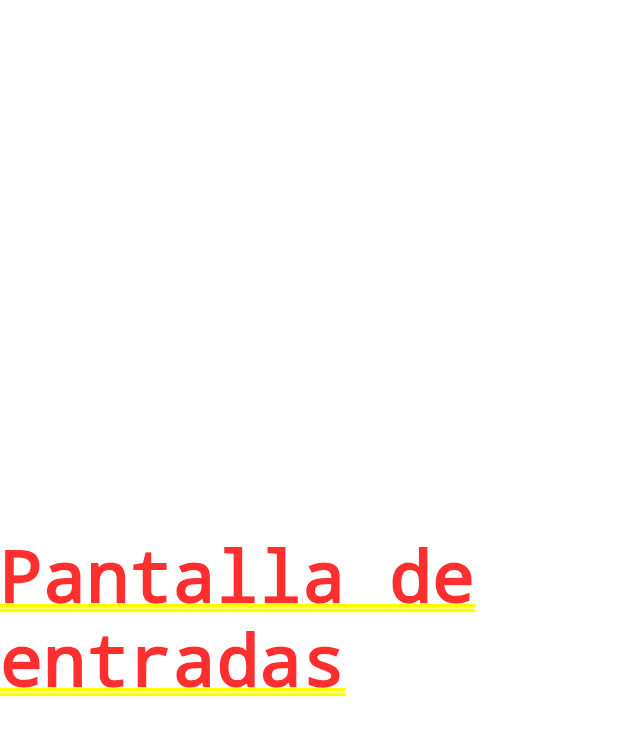
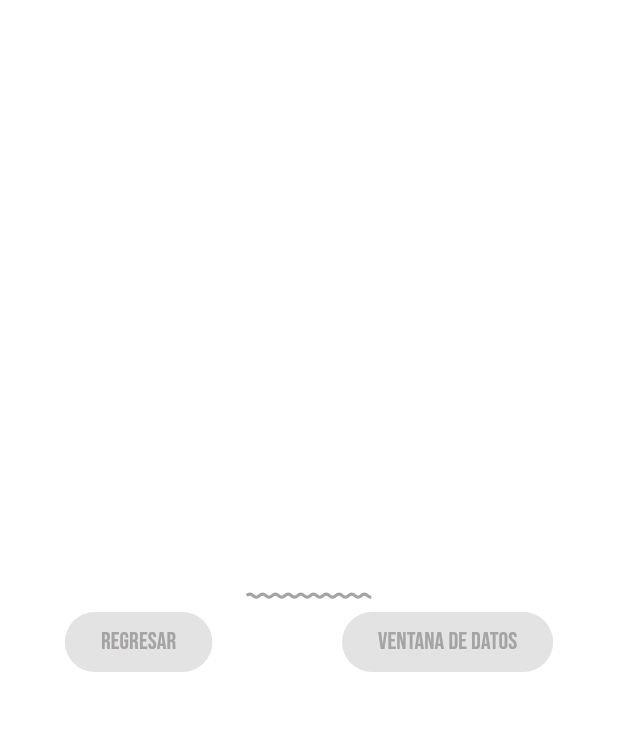
Before and after one commit to imanol0512/componentes_flutter, a Flutter app: the screen it shows after launch, after a tap on "Entradas", on a phone screen of 412 x 824 dp. Shown: the top 736 px of the screen. Run offline on Flutter 3.47's test engine with Material 3 defaults, Android fonts, the phone set to English and light mode, and no system bars; our stand-ins replace google_fonts.

Commit message:
Adding ElevatedButtons in Inputs

```diff
--- a/lib/Screens/inputs_screen.dart
+++ b/lib/Screens/inputs_screen.dart
@@ -1,4 +1,5 @@
 import 'package:flutter/material.dart';
+import 'package:practica3/theme/app_theme.dart';
 
 class InputsScreen extends StatefulWidget {
   const InputsScreen({super.key});
@@ -10,8 +11,31 @@ class InputsScreen extends StatefulWidget {
 class _InputsScreenState extends State<InputsScreen> {
   @override
   Widget build(BuildContext context) {
-    return const Center(
-      child: Text('Pantalla de entradas'),
+    return Column(
+      mainAxisAlignment: MainAxisAlignment.center,
+      children: [
+        Text(
+          'Entradas',
+          style: AppTheme.lightTheme.textTheme.headlineLarge,
+        ),
+        Row(
+          mainAxisAlignment: MainAxisAlignment.spaceAround,
+          children: [
+            ElevatedButton(
+                onPressed: null,
+                child: Text(
+                  'Regresar',
+                  style: AppTheme.lightTheme.textTheme.bodySmall,
+                )),
+            ElevatedButton(
+                onPressed: null,
+                child: Text(
+                  'Ventana de datos',
+                  style: AppTheme.lightTheme.textTheme.bodySmall,
+                ))
+          ],
+        ),
+      ],
     );
   }
 }
--- a/lib/theme/app_theme.dart
+++ b/lib/theme/app_theme.dart
@@ -6,7 +6,7 @@ class AppTheme {
   //constante de color primario
   static const primaryColor = Color.fromARGB(246, 255, 255, 255);
   //constante d ecolor secundario
-  static const secondaryColor = Colors.black;
+  static const secondaryColor = Color.fromARGB(255, 165, 163, 163);
   //constante de color de fondo
   static const backColor = Color.fromARGB(246, 151, 229, 237);
   //constante de temas
@@ -22,7 +22,7 @@ class AppTheme {
         fontSize: 26.5,
         fontWeight: FontWeight.w500,
         decoration: TextDecoration.underline,
-        decorationColor: const Color.fromARGB(255, 0, 0, 0),
+        decorationColor: const Color.fromARGB(255, 165, 163, 163),
         decorationStyle: TextDecorationStyle.wavy,
         decorationThickness: 1.0,
       ),
```
Also changed, not shown: lib/Screens/home_screen.dart (+14 -0 lines).
